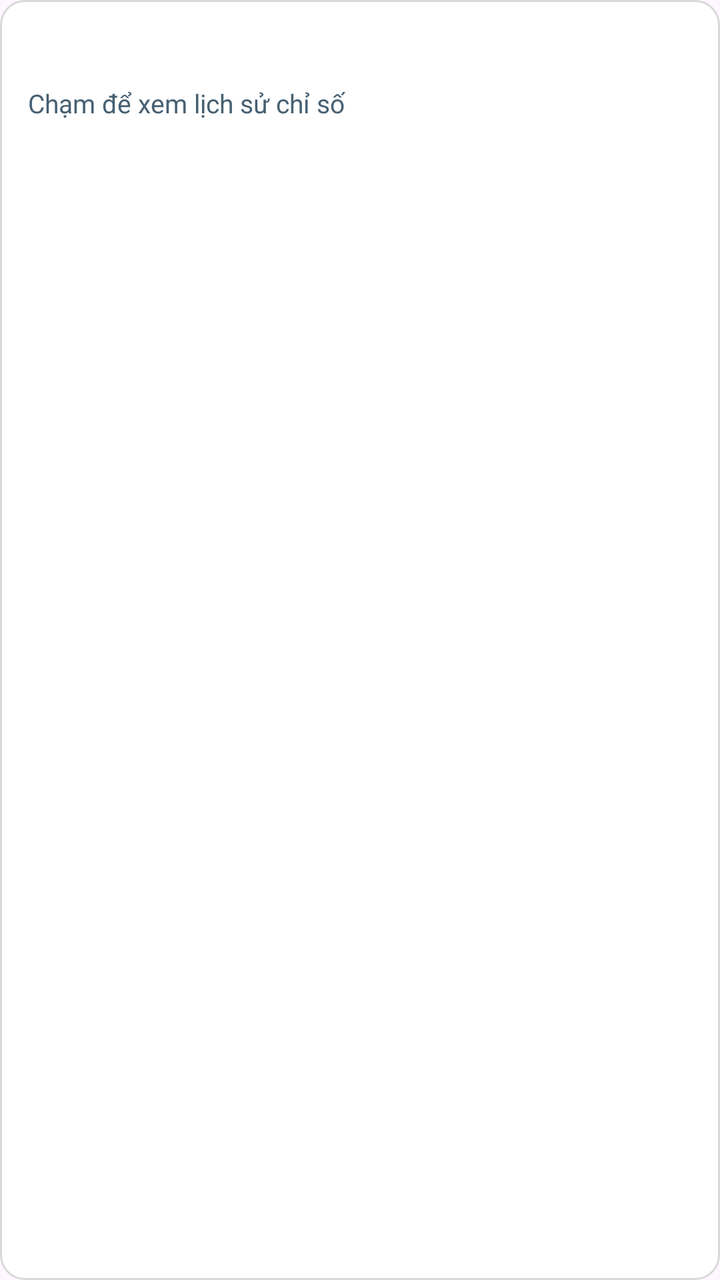
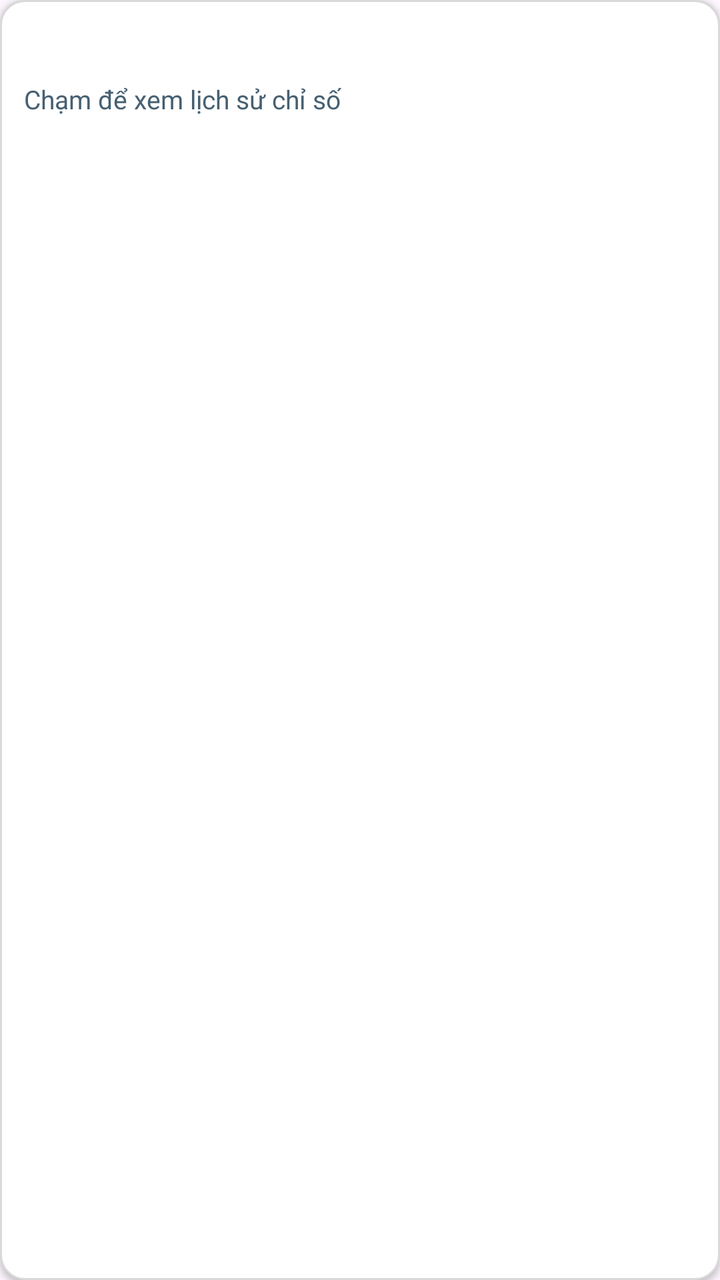

Compare the two renders of this Android layout. The source of the first and the diff that turns it into the second are given below.
<!-- AndroidManifest.xml: application theme Theme.Rentaly_Management -->
<!-- res/layout/item_meter.xml -->
<?xml version="1.0" encoding="utf-8"?>
<LinearLayout xmlns:android="http://schemas.android.com/apk/res/android" android:layout_width="match_parent" android:layout_height="wrap_content" android:background="@drawable/user_item_background" android:minHeight="80dp" android:orientation="vertical" android:padding="14dp">
    <LinearLayout android:layout_width="match_parent" android:layout_height="wrap_content" android:gravity="center_vertical">
        <TextView android:id="@+id/meter_item_name" android:layout_width="0dp" android:layout_height="wrap_content" android:layout_weight="1" android:textColor="@color/dark_navy" android:textSize="17sp" android:textStyle="bold" />
        <TextView android:id="@+id/meter_item_status" android:layout_width="wrap_content" android:layout_height="wrap_content" android:textColor="@color/secondary" android:textSize="13sp" />
    </LinearLayout>
    <TextView android:id="@+id/meter_item_hint" android:layout_width="match_parent" android:layout_height="wrap_content" android:layout_marginTop="6dp" android:text="Chạm để xem lịch sử chỉ số" android:textColor="@color/secondary" android:textSize="13sp" />
</LinearLayout>
<!-- resources referenced by this layout -->
<resources>
  <color name="dark_navy">#334257</color>
  <color name="secondary">#476072</color>
  <!-- drawable user_item_background (drawable) -->
  <?xml version="1.0" encoding="utf-8"?>
  <shape xmlns:android="http://schemas.android.com/apk/res/android" android:shape="rectangle">
      <solid android:color="@color/white" />
      <corners android:radius="12dp" />
      <stroke android:width="1dp" android:color="#D9D9D9" />
  </shape>
  <style name="Theme.Rentaly_Management" parent="Base.Theme.Rentaly_Management" />
  <color name="white">#FFFFFFFF</color>
  <style name="Base.Theme.Rentaly_Management" parent="Theme.Material3.DayNight.NoActionBar">
          
          
      </style>
</resources>

<!-- the commit's change to res/layout/item_meter.xml (unified diff, before → after) -->
@@ -1,5 +1,5 @@
 <?xml version="1.0" encoding="utf-8"?>
-<LinearLayout xmlns:android="http://schemas.android.com/apk/res/android" android:layout_width="match_parent" android:layout_height="wrap_content" android:background="@drawable/user_item_background" android:minHeight="80dp" android:orientation="vertical" android:padding="14dp">
+    <LinearLayout xmlns:android="http://schemas.android.com/apk/res/android" android:layout_width="match_parent" android:layout_height="wrap_content" android:background="@drawable/user_item_background" android:elevation="2dp" android:minHeight="80dp" android:orientation="vertical" android:padding="12dp">
     <LinearLayout android:layout_width="match_parent" android:layout_height="wrap_content" android:gravity="center_vertical">
         <TextView android:id="@+id/meter_item_name" android:layout_width="0dp" android:layout_height="wrap_content" android:layout_weight="1" android:textColor="@color/dark_navy" android:textSize="17sp" android:textStyle="bold" />
         <TextView android:id="@+id/meter_item_status" android:layout_width="wrap_content" android:layout_height="wrap_content" android:textColor="@color/secondary" android:textSize="13sp" />
